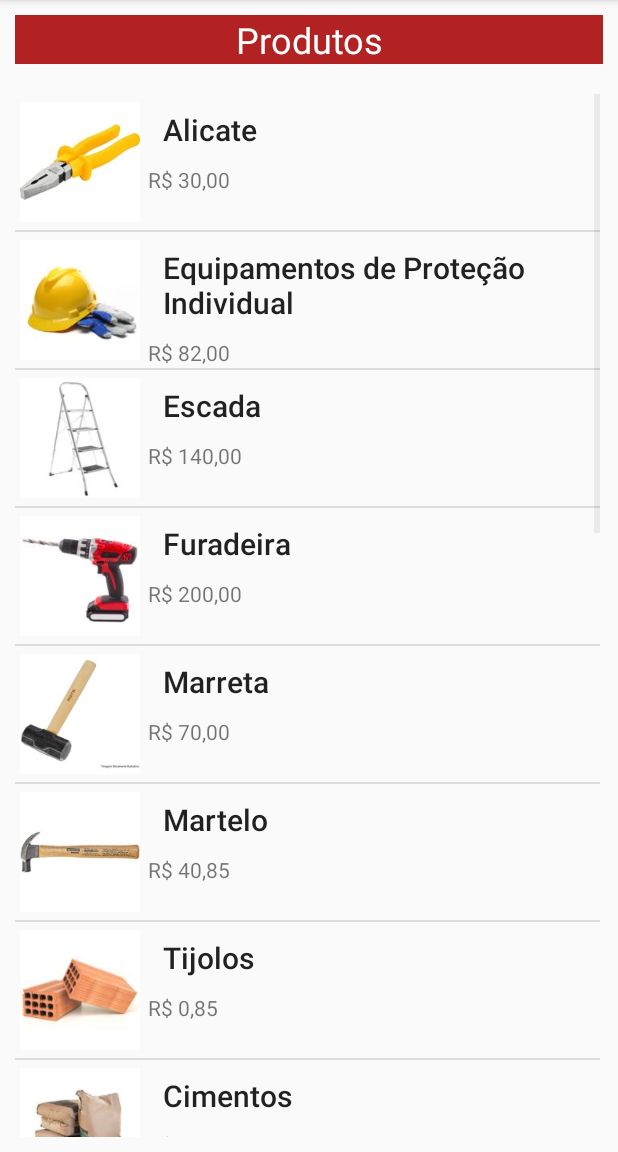
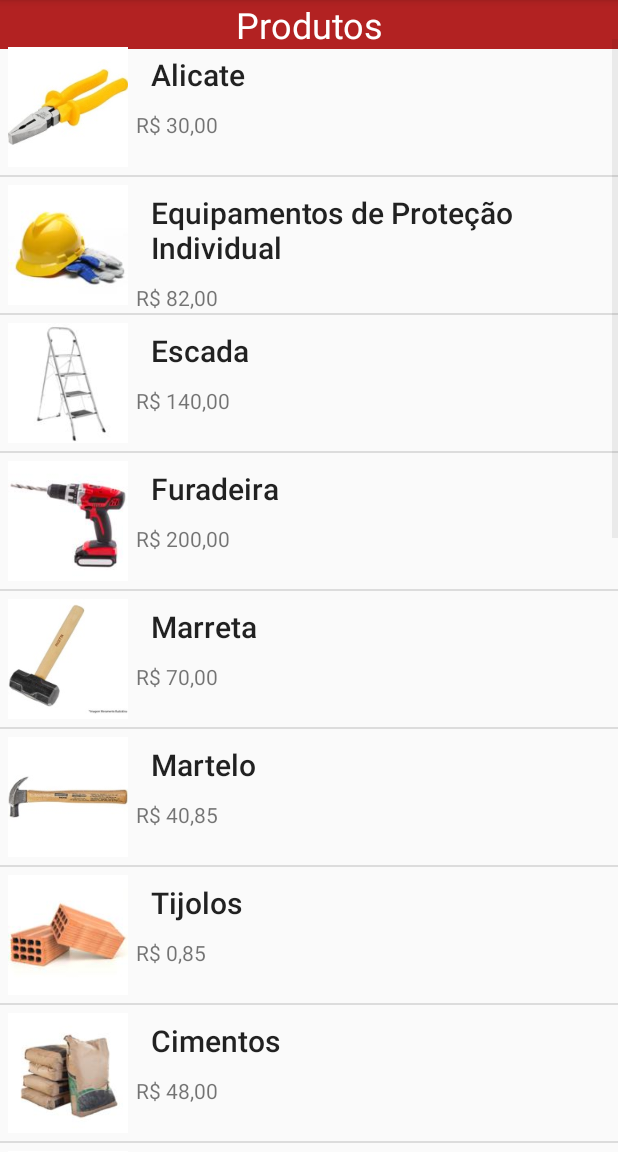
Before and after one commit to ericamila/pjto4, an Android app: the ProdutosActivity screen opened directly, with no data from a screen before it, on a phone screen of 412 x 824 dp, the part 84-1236 px from its top. Run offline under Robolectric (Android 15) with nearby library versions, the phone set to English and light mode, and no system bars.

Commit message:
Update activity_produtos.xml

```diff
--- a/app/src/main/res/layout/activity_produtos.xml
+++ b/app/src/main/res/layout/activity_produtos.xml
@@ -1,35 +1,23 @@
 <?xml version="1.0" encoding="utf-8"?>
-<android.support.constraint.ConstraintLayout xmlns:android="http://schemas.android.com/apk/res/android"
-    xmlns:app="http://schemas.android.com/apk/res-auto"
-    xmlns:tools="http://schemas.android.com/tools"
+<RelativeLayout xmlns:android="http://schemas.android.com/apk/res/android"
     android:layout_width="match_parent"
-    android:layout_height="match_parent"
-    android:padding="10dp"
-    tools:context=".ProdutosActivity">
+    android:layout_height="match_parent">
 
     <TextView
         android:id="@+id/Produtos"
-        android:layout_width="0dp"
+        android:layout_width="match_parent"
         android:layout_height="wrap_content"
+        android:layout_marginBottom="15dp"
         android:background="@color/vermelhou"
         android:text="@string/produtos"
         android:textAlignment="center"
         android:textColor="@color/white"
-        android:textSize="24sp"
-        app:layout_constraintEnd_toEndOf="parent"
-        app:layout_constraintStart_toStartOf="parent"
-        app:layout_constraintTop_toTopOf="parent" />
+        android:textSize="24sp"/>
 
     <ListView
         android:id="@+id/lvProdutos"
-        android:layout_width="wrap_content"
-        android:layout_height="0dp"
-        android:layout_marginStart="5dp"
-        android:layout_marginTop="20dp"
-        android:layout_marginEnd="10dp"
-        app:layout_constraintBottom_toBottomOf="parent"
-        app:layout_constraintEnd_toEndOf="parent"
-        app:layout_constraintStart_toStartOf="parent"
-        app:layout_constraintTop_toBottomOf="@+id/Produtos" />
+        android:layout_width="match_parent"
+        android:layout_height="match_parent"
+        android:layout_alignBaseline="@id/Produtos"/>
 
-</android.support.constraint.ConstraintLayout>
+</RelativeLayout>
```
